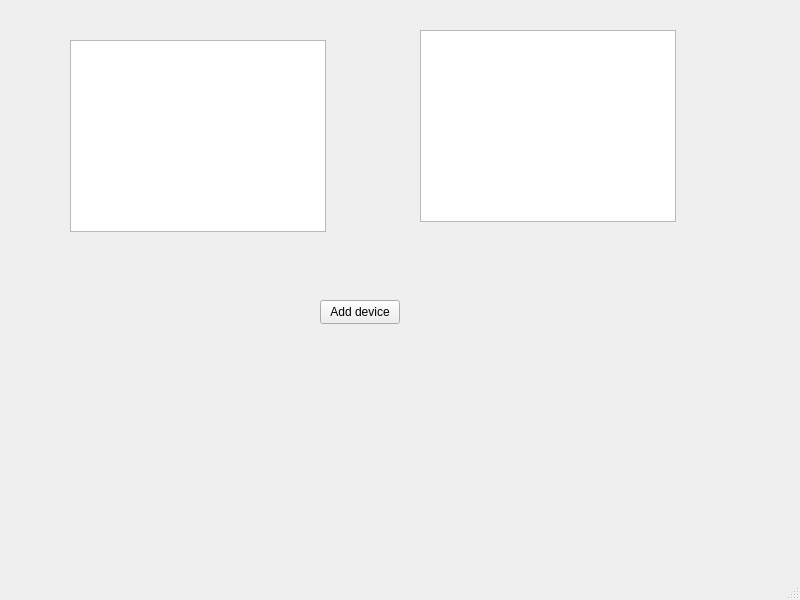
my-memory-leaked/Modbus-Industrial-Diagnostic-Tool, file GUI/MainGUI/MainGUI.ui: the form before one commit.
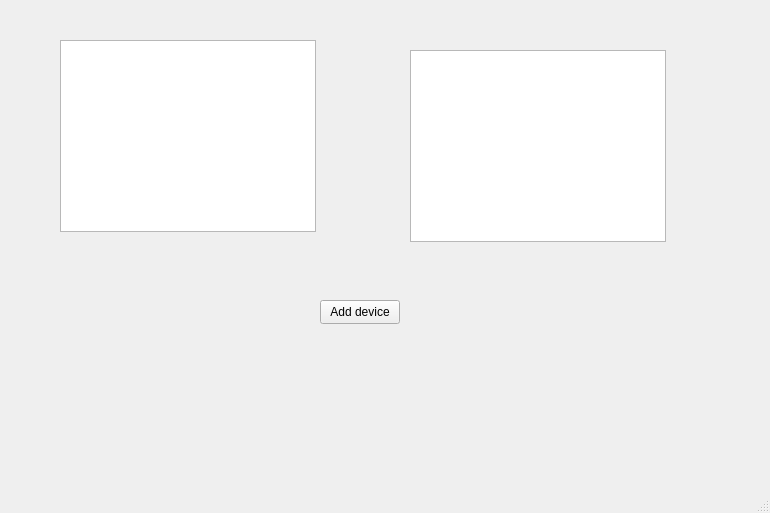
The form after the commit.

Commit message: Added simple tableWidget

What changed in the file:
```diff
--- a/GUI/MainGUI/MainGUI.ui
+++ b/GUI/MainGUI/MainGUI.ui
@@ -6,8 +6,8 @@
    <rect>
     <x>0</x>
     <y>0</y>
-    <width>800</width>
-    <height>600</height>
+    <width>770</width>
+    <height>513</height>
    </rect>
   </property>
   <property name="windowTitle">
@@ -27,26 +27,26 @@
      <string>Add device</string>
     </property>
    </widget>
-   <widget class="QListView" name="listView">
+   <widget class="QTableWidget" name="tableWidget">
     <property name="geometry">
      <rect>
-      <x>70</x>
+      <x>410</x>
+      <y>50</y>
+      <width>256</width>
+      <height>192</height>
+     </rect>
+    </property>
+   </widget>
+   <widget class="QListWidget" name="listWidget">
+    <property name="geometry">
+     <rect>
+      <x>60</x>
       <y>40</y>
       <width>256</width>
       <height>192</height>
      </rect>
     </property>
    </widget>
-   <widget class="QTableView" name="tableView">
-    <property name="geometry">
-     <rect>
-      <x>420</x>
-      <y>30</y>
-      <width>256</width>
-      <height>192</height>
-     </rect>
-    </property>
-   </widget>
   </widget>
   <widget class="QMenuBar" name="menubar">
    <property name="geometry">
```
Left out of the diff: 4 changed lines with no effect on the pictures. The commit also changes 3 other files.
